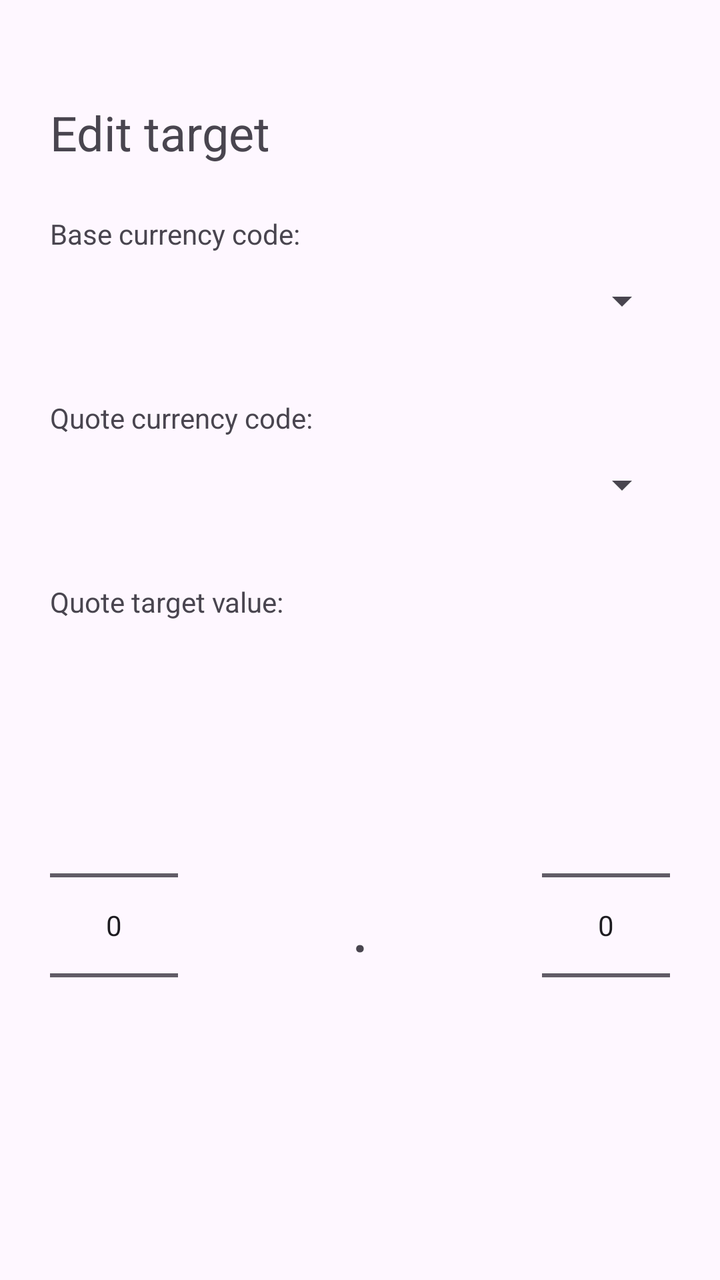
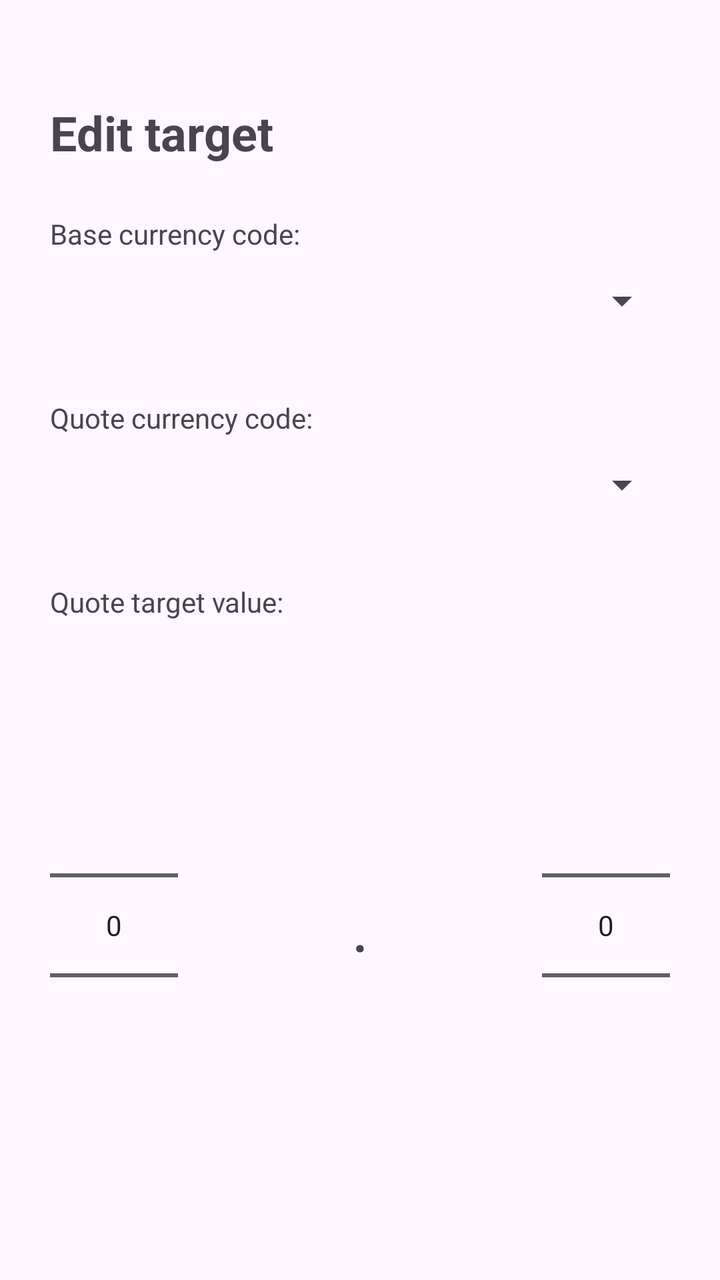

Before-and-after screenshots of an Android layout around one commit, followed by the original layout XML and the change that was made.
<!-- AndroidManifest.xml: application theme Theme.ExchangeRateAlerts -->
<!-- res/layout/targets_edit_dialog.xml -->
<?xml version="1.0" encoding="utf-8"?>
<androidx.constraintlayout.widget.ConstraintLayout xmlns:android="http://schemas.android.com/apk/res/android"
    xmlns:tools="http://schemas.android.com/tools"
    android:layout_width="match_parent"
    android:layout_height="match_parent"
    xmlns:app="http://schemas.android.com/apk/res-auto">

    <LinearLayout
        android:layout_width="match_parent"
        android:layout_height="match_parent"
        android:layout_margin="25dp"
        android:orientation="vertical"
        tools:layout_editor_absoluteX="10dp"
        tools:layout_editor_absoluteY="10dp">

        <TextView
            android:id="@+id/editTargetDialogTitle"
            android:layout_width="match_parent"
            android:layout_height="wrap_content"
            android:layout_marginTop="25dp"
            android:layout_marginBottom="25dp"
            android:text="@string/targets_dialog_title_edit_variant"
            android:textSize="24sp" />

        <TextView
            android:id="@+id/editBaseCurrencyLabel"
            android:layout_width="match_parent"
            android:layout_height="wrap_content"
            android:text="@string/targets_dialog_base_currency_edit_label" />

        <Spinner
            android:id="@+id/editBaseCurrencySpinner"
            android:layout_width="match_parent"
            android:layout_height="48dp"
            android:layout_marginBottom="25dp" />

        <TextView
            android:id="@+id/editQuoteCurrencyLabel"
            android:layout_width="match_parent"
            android:layout_height="wrap_content"
            android:text="@string/targets_dialog_quote_currency_edit_label" />

        <Spinner
            android:id="@+id/editQuoteCurrencySpinner"
            android:layout_width="match_parent"
            android:layout_height="48dp"
            android:layout_marginBottom="25dp" />

        <TextView
            android:id="@+id/editTargetRateLabel"
            android:layout_width="match_parent"
            android:layout_height="wrap_content"
            android:text="@string/targets_dialog_rate_target_edit_label" />

        <LinearLayout
            android:layout_width="match_parent"
            android:layout_height="match_parent"
            android:gravity="center"
            android:orientation="horizontal">

            <NumberPicker
                android:id="@+id/editTargetValueBeforeDecimal"
                android:layout_width="wrap_content"
                android:layout_height="wrap_content"
                />

            <TextView
                android:layout_width="wrap_content"
                android:layout_height="wrap_content"
                android:layout_weight="1"
                android:gravity="center"
                android:text="."
                android:textSize="34sp" />

            <NumberPicker
                android:id="@+id/editTargetValueAfterDecimal"
                android:layout_width="wrap_content"
                android:layout_height="wrap_content"
                />
        </LinearLayout>

    </LinearLayout>
</androidx.constraintlayout.widget.ConstraintLayout>
<!-- resources referenced by this layout -->
<resources>
  <string name="targets_dialog_base_currency_edit_label">Base currency code:</string>
  <string name="targets_dialog_quote_currency_edit_label">Quote currency code:</string>
  <string name="targets_dialog_rate_target_edit_label">Quote target value:</string>
  <string name="targets_dialog_title_edit_variant">Edit target</string>
  <style name="Theme.ExchangeRateAlerts" parent="Base.Theme.ExchangeRateAlerts" />
  <style name="Base.Theme.ExchangeRateAlerts" parent="Theme.Material3.DayNight.NoActionBar">
          
          
      </style>
</resources>

<!-- the commit's change to res/layout/targets_edit_dialog.xml (unified diff, before → after) -->
@@ -20,7 +20,8 @@
             android:layout_marginTop="25dp"
             android:layout_marginBottom="25dp"
             android:text="@string/targets_dialog_title_edit_variant"
-            android:textSize="24sp" />
+            android:textSize="24sp"
+            android:textStyle="bold" />
 
         <TextView
             android:id="@+id/editBaseCurrencyLabel"
